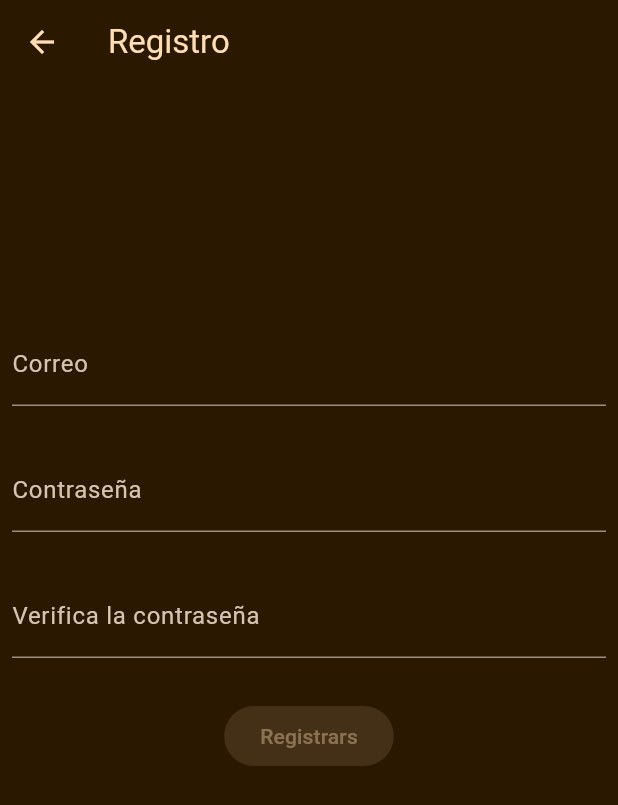
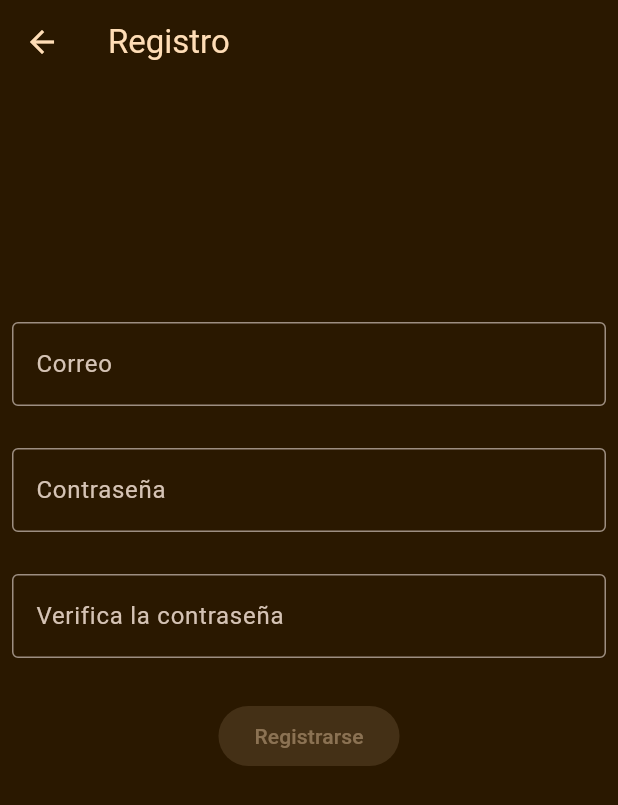
Before and after one commit to Dportillo30/bookspark, a Flutter app: the SignUpPage screen opened directly, on a phone screen of 412 x 824 dp. Shown: the top 805 px of the screen. Run offline on Flutter 3.47's test engine with Material 2 defaults, Android fonts, the phone set to English and light mode, and no system bars; our stand-ins replace bloc, equatable, firebase_auth, firebase_core, flutter_bloc, font_awesome_flutter and 2 more; missing offline and left inert: flow_builder; accounts and stored records are empty.

Commit message:
UI changes

```diff
--- a/lib/presentation/modules/auth/login/view/login_page.dart
+++ b/lib/presentation/modules/auth/login/view/login_page.dart
@@ -12,7 +12,7 @@ class LoginPage extends StatelessWidget {
   @override
   Widget build(BuildContext context) {
     return Scaffold(
-      appBar: AppBar(title: const Text('Inicar Sesion')),
+      appBar: AppBar(),
       body: Padding(
         padding: const EdgeInsets.all(8),
         child: BlocProvider(
--- a/lib/presentation/modules/auth/sign_up/view/sign_up_form.dart
+++ b/lib/presentation/modules/auth/sign_up/view/sign_up_form.dart
@@ -51,6 +51,7 @@ class _EmailInput extends StatelessWidget {
           onChanged: (email) => context.read<SignUpCubit>().emailChanged(email),
           keyboardType: TextInputType.emailAddress,
           decoration: InputDecoration(
+            border: const OutlineInputBorder(),
             labelText: 'Correo',
             helperText: '',
             errorText: state.email.invalid ? 'invalid email' : null,
@@ -73,6 +74,7 @@ class _PasswordInput extends StatelessWidget {
               context.read<SignUpCubit>().passwordChanged(password),
           obscureText: true,
           decoration: InputDecoration(
+            border: const OutlineInputBorder(),
             labelText: 'Contraseña',
             helperText: '',
             errorText: state.password.invalid ? 'invalid password' : null,
@@ -98,6 +100,7 @@ class _ConfirmPasswordInput extends StatelessWidget {
               .confirmedPasswordChanged(confirmPassword),
           obscureText: true,
           decoration: InputDecoration(
+            border: const OutlineInputBorder(),
             labelText: 'Verifica la contraseña',
             helperText: '',
             errorText: state.confirmedPassword.invalid
@@ -113,6 +116,7 @@ class _ConfirmPasswordInput extends StatelessWidget {
 class _SignUpButton extends StatelessWidget {
   @override
   Widget build(BuildContext context) {
+    final theme = Theme.of(context);
     return BlocBuilder<SignUpCubit, SignUpState>(
       buildWhen: (previous, current) => previous.status != current.status,
       builder: (context, state) {
@@ -124,12 +128,12 @@ class _SignUpButton extends StatelessWidget {
                   shape: RoundedRectangleBorder(
                     borderRadius: BorderRadius.circular(30),
                   ),
-                  backgroundColor: Colors.orangeAccent,
+                  backgroundColor: theme.colorScheme.tertiary,
                 ),
                 onPressed: state.status.isValidated
                     ? () => context.read<SignUpCubit>().signUpFormSubmitted()
                     : null,
-                child: const Text('Registrars'),
+                child: const Text('Registrarse'),
               );
       },
     );
```
Also changed, not shown: lib/presentation/modules/auth/login/view/login_form.dart (+7 -5 lines).
